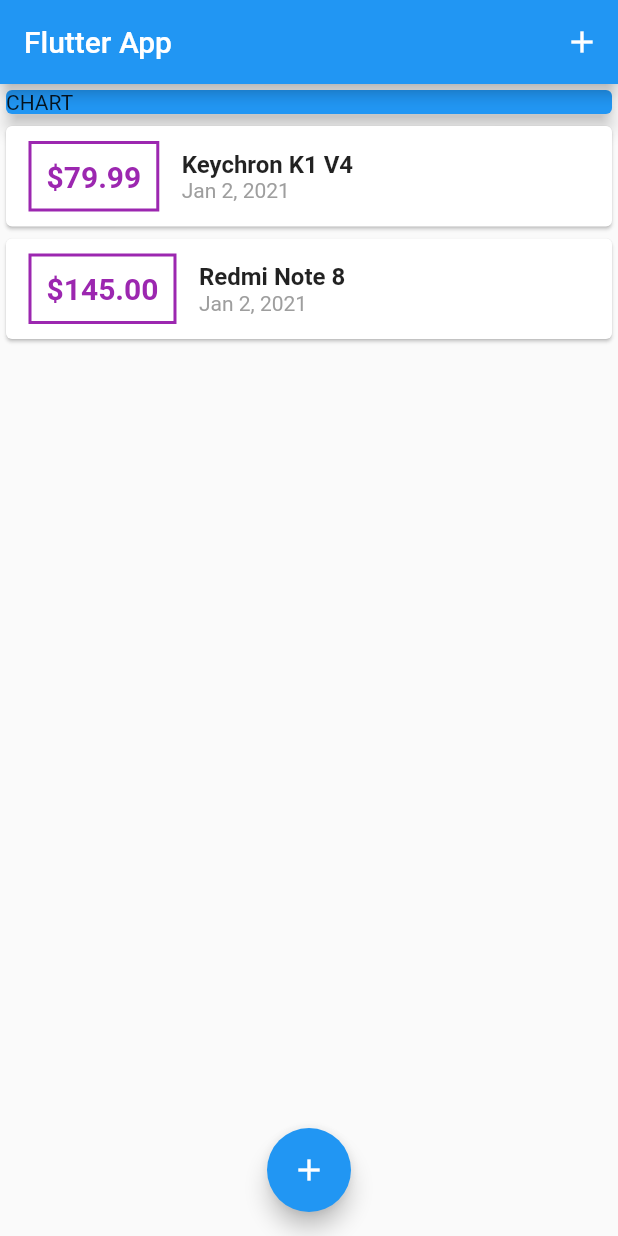
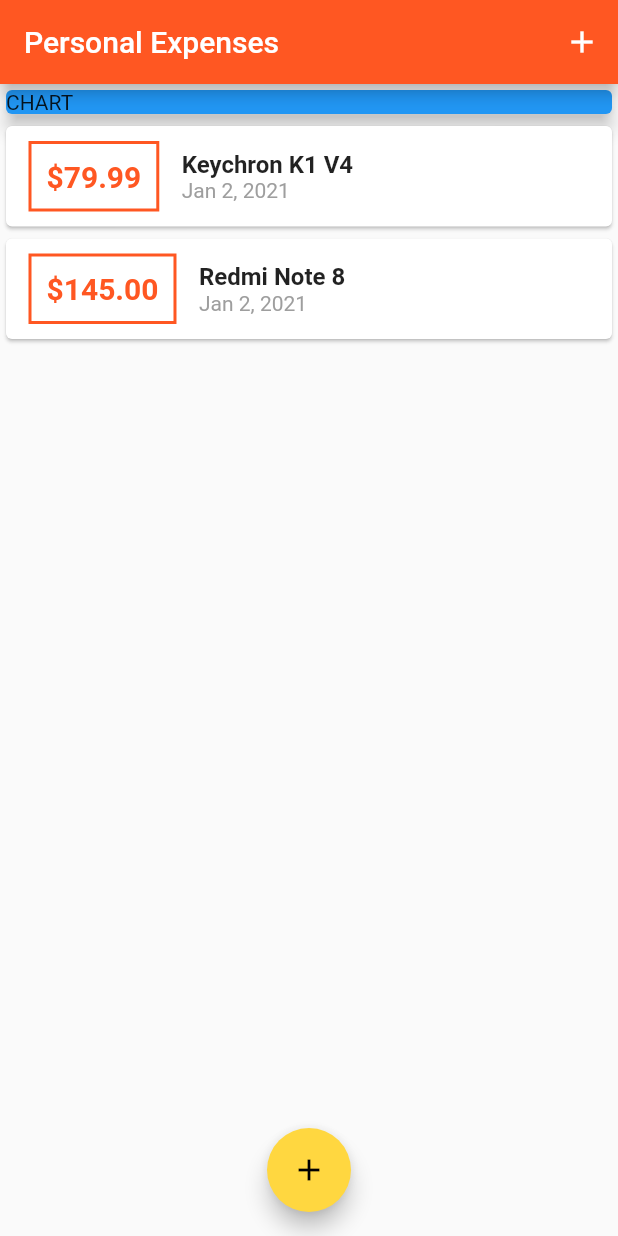
Before and after one commit to doraemonpup/flutter_expense, a Flutter app: the screen it shows after launch, on a phone screen of 412 x 824 dp. Run offline on Flutter 3.47's test engine with Material 2 defaults, Android fonts, the phone set to English and light mode, and no system bars.

Commit message:
styling app theme

```diff
--- a/lib/main.dart
+++ b/lib/main.dart
@@ -9,7 +9,11 @@ class MyApp extends StatelessWidget {
   @override
   Widget build(BuildContext context) {
     return MaterialApp(
-      title: 'Flutter App Hola',
+      title: 'Personal Expenses',
+      theme: ThemeData(
+        primarySwatch: Colors.deepOrange,
+        accentColor: Colors.amberAccent,
+      ),
       home: MyHomePage(),
     );
   }
@@ -66,7 +70,7 @@ class _MyHomePageState extends State<MyHomePage> {
   Widget build(BuildContext context) {
     return Scaffold(
       appBar: AppBar(
-        title: Text('Flutter App'),
+        title: Text('Personal Expenses'),
         actions: <Widget>[
           IconButton(
             icon: Icon(Icons.add),
--- a/lib/widgets/transaction_list.dart
+++ b/lib/widgets/transaction_list.dart
@@ -23,7 +23,7 @@ class TransactionList extends StatelessWidget {
                   ),
                   decoration: BoxDecoration(
                     border: Border.all(
-                      color: Colors.purple,
+                      color: Theme.of(context).primaryColor,
                       width: 2,
                     ),
                   ),
@@ -33,7 +33,7 @@ class TransactionList extends StatelessWidget {
                     style: TextStyle(
                       fontWeight: FontWeight.bold,
                       fontSize: 20,
-                      color: Colors.purple,
+                      color: Theme.of(context).primaryColor,
                     ),
                   ),
                 ),
```
